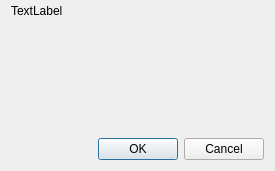
Above: Viewer/src/AttributeEditorDialog.ui from ecmwf/ecflow before the change. Below: the same form after it.
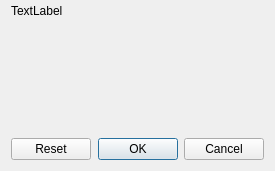
That is the form after the change. Custom widgets are drawn as their Qt base class.

Commit message: ecFlowUI: Make attributes editable in tree ECFLOW-479

The edit to the form file:
```diff
--- a/Viewer/src/AttributeEditorDialog.ui
+++ b/Viewer/src/AttributeEditorDialog.ui
@@ -16,7 +16,7 @@
   <property name="modal">
    <bool>true</bool>
   </property>
-  <layout class="QVBoxLayout" name="mainLayout_" stretch="0,0,0,0">
+  <layout class="QVBoxLayout" name="mainLayout_" stretch="0,0,0,0,0">
    <property name="topMargin">
     <number>4</number>
    </property>
@@ -46,13 +46,26 @@
      </property>
     </spacer>
    </item>
+   <item>
+    <spacer name="verticalSpacer_2">
+     <property name="orientation">
+      <enum>Qt::Vertical</enum>
+     </property>
+     <property name="sizeHint" stdset="0">
+      <size>
+       <width>20</width>
+       <height>6</height>
+      </size>
+     </property>
+    </spacer>
+   </item>
    <item>
     <widget class="QDialogButtonBox" name="buttonBox_">
      <property name="orientation">
       <enum>Qt::Horizontal</enum>
      </property>
      <property name="standardButtons">
-      <set>QDialogButtonBox::Cancel|QDialogButtonBox::Ok</set>
+      <set>QDialogButtonBox::Cancel|QDialogButtonBox::Ok|QDialogButtonBox::Reset</set>
      </property>
     </widget>
    </item>
```
The commit also changes 23 other files.
